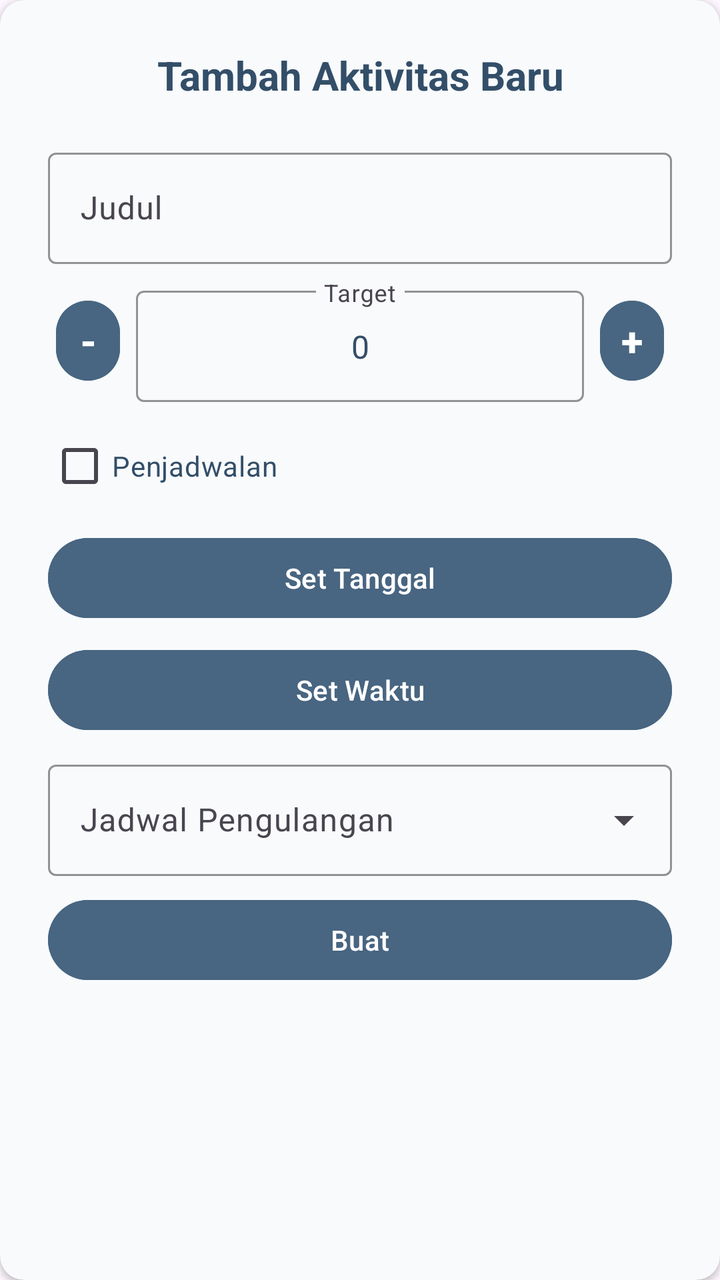
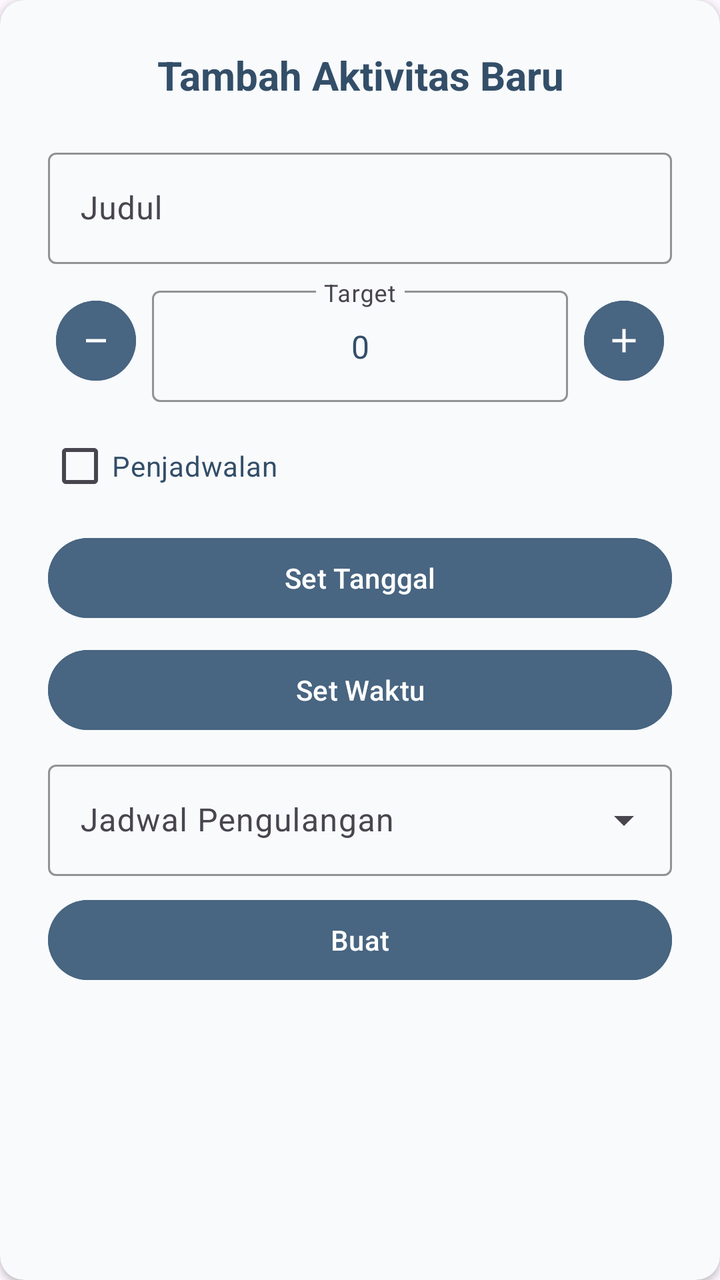

The first picture is an Android layout as it rendered before a commit; the second is the same layout after the commit. The layout source and the unified diff follow.
<!-- AndroidManifest.xml: application theme Theme.Tiasakeun -->
<!-- res/layout/dialog_add_sub_activity.xml -->
<?xml version="1.0" encoding="utf-8"?>
<androidx.cardview.widget.CardView xmlns:android="http://schemas.android.com/apk/res/android"
    xmlns:app="http://schemas.android.com/apk/res-auto"
    android:layout_width="match_parent"
    android:layout_height="wrap_content"
    android:layout_marginHorizontal="16dp"
    android:layout_marginVertical="8dp"
    app:cardCornerRadius="12dp"
    app:cardElevation="2dp"
    xmlns:tools="http://schemas.android.com/tools"
    app:cardBackgroundColor="@color/surface_card">

    <LinearLayout
        android:orientation="vertical"
        android:layout_width="match_parent"
        android:layout_height="wrap_content"
        android:padding="24dp"
        android:layout_gravity="center_horizontal">

        <TextView
            android:layout_width="match_parent"
            android:layout_height="wrap_content"
            android:text="@string/add_new_activity"
            android:textSize="20sp"
            android:textStyle="bold"
            android:textColor="@color/primary_text"
            android:layout_marginBottom="20dp"
            android:gravity="center_horizontal"/>

        <com.google.android.material.textfield.TextInputLayout
            android:layout_width="match_parent"
            android:layout_height="wrap_content"
            android:hint="@string/title"
            style="@style/Widget.Material3.TextInputLayout.OutlinedBox"
            android:layout_marginBottom="8dp"
            app:boxStrokeColor="@color/accent_blue"
            app:hintTextColor="@color/accent_blue">

            <com.google.android.material.textfield.TextInputEditText
                android:id="@+id/etSubActivityTitle"
                android:layout_width="match_parent"
                android:layout_height="wrap_content"
                android:inputType="textPersonName"
                android:textColor="@color/primary_text"/>
        </com.google.android.material.textfield.TextInputLayout>

        <com.google.android.material.textfield.TextInputLayout
            style="@style/Widget.Material3.TextInputLayout.OutlinedBox.ExposedDropdownMenu"
            android:layout_width="match_parent"
            android:layout_height="wrap_content"
            android:hint="@string/type"
            android:layout_marginBottom="8dp"
            app:boxStrokeColor="@color/accent_blue"
            app:hintTextColor="@color/accent_blue"
            android:visibility="gone">

            <com.google.android.material.textfield.MaterialAutoCompleteTextView
                android:id="@+id/spinnerType"
                android:layout_width="match_parent"
                android:layout_height="wrap_content"
                android:inputType="none"
                android:textColor="@color/primary_text"/>

        </com.google.android.material.textfield.TextInputLayout>

        <LinearLayout
            android:layout_width="match_parent"
            android:layout_height="0dp"
            android:layout_weight="1"
            android:orientation="horizontal"
            android:gravity="center_vertical"
            android:layout_marginBottom="8dp">

            <com.google.android.material.button.MaterialButton
                android:id="@+id/btnTotalMinus"
                style="@style/Widget.Material3.Button.IconButton.Filled"
                android:layout_width="40dp"
                android:layout_height="40dp"
                android:text="-"
                android:textSize="20sp"
                android:textStyle="bold"
                android:gravity="center"
                android:padding="0dp"
                android:insetTop="0dp"
                android:insetBottom="0dp"
                app:shapeAppearanceOverlay="@style/ShapeAppearance.Material3.Corner.Full"
                android:backgroundTint="@color/accent_blue"/>

            <com.google.android.material.textfield.TextInputLayout
                style="@style/Widget.Material3.TextInputLayout.OutlinedBox"
                android:layout_width="0dp"
                android:layout_height="wrap_content"
                android:layout_weight="1"
                android:hint="@string/target"
                android:layout_marginHorizontal="4dp"
                app:boxStrokeColor="@color/accent_blue">
                <com.google.android.material.textfield.TextInputEditText
                    android:id="@+id/etTotal"
                    android:layout_width="match_parent"
                    android:layout_height="wrap_content"
                    android:inputType="number"
                    android:text="0"
                    android:gravity="center"
                    android:textColor="@color/primary_text"/>
            </com.google.android.material.textfield.TextInputLayout>

            <com.google.android.material.button.MaterialButton
                android:id="@+id/btnTotalPlus"
                style="@style/Widget.Material3.Button.IconButton.Filled"
                android:layout_width="40dp"
                android:layout_height="40dp"
                android:text="+"
                android:textSize="20sp"
                android:textStyle="bold"
                android:gravity="center"
                android:padding="0dp"
                android:insetTop="0dp"
                android:insetBottom="0dp"
                app:shapeAppearanceOverlay="@style/ShapeAppearance.Material3.Corner.Full"
                android:backgroundTint="@color/accent_blue"/>
        </LinearLayout>

        <com.google.android.material.checkbox.MaterialCheckBox
            android:id="@+id/cbSchedule"
            android:layout_width="wrap_content"
            android:layout_height="wrap_content"
            android:layout_gravity="center_vertical"
            android:textColor="@color/primary_text"
            android:backgroundTint="@color/accent_blue"
            android:text="@string/schedule"
            android:layout_marginBottom="8dp"/>

        <com.google.android.material.button.MaterialButton
            android:id="@+id/btnDateSubActivity"
            android:layout_width="match_parent"
            android:layout_height="wrap_content"
            android:backgroundTint="@color/accent_blue"
            android:text="@string/set_date"
            android:paddingHorizontal="24dp"
            tools:ignore="MissingConstraints"
            android:layout_marginBottom="8dp"/>

        <com.google.android.material.button.MaterialButton
            android:id="@+id/btnTimeSubActivity"
            android:layout_width="match_parent"
            android:layout_height="wrap_content"
            android:backgroundTint="@color/accent_blue"
            android:text="@string/set_time"
            android:paddingHorizontal="24dp"
            tools:ignore="MissingConstraints"
            android:layout_marginBottom="8dp"/>

        <com.google.android.material.textfield.TextInputLayout
            android:id="@+id/spinnerScheduleLayout"
            style="@style/Widget.Material3.TextInputLayout.OutlinedBox.ExposedDropdownMenu"
            android:layout_width="match_parent"
            android:layout_height="wrap_content"
            android:hint="@string/schedule_date"
            android:layout_marginBottom="8dp"
            app:boxStrokeColor="@color/accent_blue"
            app:hintTextColor="@color/accent_blue">
            <com.google.android.material.textfield.MaterialAutoCompleteTextView
                android:id="@+id/spinnerSchedule"
                android:layout_width="match_parent"
                android:layout_height="wrap_content"
                android:inputType="none"
                android:textColor="@color/primary_text"/>
        </com.google.android.material.textfield.TextInputLayout>


        <com.google.android.material.button.MaterialButton
            android:id="@+id/btnCreateSubActivity"
            android:layout_width="match_parent"
            android:layout_height="wrap_content"
            android:text="@string/create"
            android:backgroundTint="@color/accent_blue"
            android:paddingHorizontal="24dp"
            android:layout_marginBottom="8dp"
            tools:ignore="MissingConstraints"/>
    </LinearLayout>
</androidx.cardview.widget.CardView>
<!-- resources referenced by this layout -->
<resources>
  <color name="accent_blue">#486581</color>
  <color name="primary_text">#334E68</color>
  <color name="surface_card">#F8FAFC</color>
  <string name="add_new_activity">Tambah Aktivitas Baru</string>
  <string name="create">Buat</string>
  <string name="schedule">Penjadwalan</string>
  <string name="schedule_date">Jadwal Pengulangan</string>
  <string name="set_date">Set Tanggal</string>
  <string name="set_time">Set Waktu</string>
  <string name="target">Target</string>
  <string name="title">Judul</string>
  <string name="type">Tipe</string>
  <style name="Theme.Tiasakeun" parent="Base.Theme.Tiasakeun" />
  <style name="Base.Theme.Tiasakeun" parent="Theme.Material3.DayNight.NoActionBar">
          
          
          <item name="colorOnSecondaryContainer">@color/white</item>
      </style>
  <color name="white">#FFFFFFFF</color>
</resources>

<!-- the commit's change to res/layout/dialog_add_sub_activity.xml (unified diff, before → after) -->
@@ -73,17 +73,11 @@
 
             <com.google.android.material.button.MaterialButton
                 android:id="@+id/btnTotalMinus"
-                style="@style/Widget.Material3.Button.IconButton.Filled"
-                android:layout_width="40dp"
-                android:layout_height="40dp"
-                android:text="-"
-                android:textSize="20sp"
-                android:textStyle="bold"
-                android:gravity="center"
-                android:padding="0dp"
-                android:insetTop="0dp"
-                android:insetBottom="0dp"
-                app:shapeAppearanceOverlay="@style/ShapeAppearance.Material3.Corner.Full"
+                style="@style/Widget.Material3.Button.IconButton.Filled.Tonal"
+                android:layout_width="wrap_content"
+                android:layout_height="wrap_content"
+                app:icon="@drawable/outline_minus_24"
+                app:iconTint="@color/white"
                 android:backgroundTint="@color/accent_blue"/>
 
             <com.google.android.material.textfield.TextInputLayout
@@ -106,17 +100,11 @@
 
             <com.google.android.material.button.MaterialButton
                 android:id="@+id/btnTotalPlus"
-                style="@style/Widget.Material3.Button.IconButton.Filled"
-                android:layout_width="40dp"
-                android:layout_height="40dp"
-                android:text="+"
-                android:textSize="20sp"
-                android:textStyle="bold"
-                android:gravity="center"
-                android:padding="0dp"
-                android:insetTop="0dp"
-                android:insetBottom="0dp"
-                app:shapeAppearanceOverlay="@style/ShapeAppearance.Material3.Corner.Full"
+                style="@style/Widget.Material3.Button.IconButton.Filled.Tonal"
+                android:layout_width="wrap_content"
+                android:layout_height="wrap_content"
+                app:icon="@drawable/outline_add_24"
+                app:iconTint="@color/white"
                 android:backgroundTint="@color/accent_blue"/>
         </LinearLayout>
 
<!-- resource entries referenced after the edit -->
@@ -19,5 +19,17 @@
           <item name="colorOnSecondaryContainer">@color/white</item>
       </style>
   <color name="white">#FFFFFFFF</color>
+  <!-- drawable outline_add_24 (drawable) -->
+  <vector xmlns:android="http://schemas.android.com/apk/res/android" android:height="24dp" android:tint="#FFFFFF" android:viewportHeight="960" android:viewportWidth="960" android:width="24dp">
+        
+      <path android:fillColor="@android:color/white" android:pathData="M440,520L200,520L200,440L440,440L440,200L520,200L520,440L760,440L760,520L520,520L520,760L440,760L440,520Z"/>
+      
+  </vector>
+  <!-- drawable outline_minus_24 (drawable) -->
+  <vector xmlns:android="http://schemas.android.com/apk/res/android" android:height="24dp" android:tint="#FFFFFF" android:viewportHeight="960" android:viewportWidth="960" android:width="24dp">
+        
+      <path android:fillColor="@android:color/white" android:pathData="M240,520L240,440L720,440L720,520L240,520Z"/>
+      
+  </vector>
 </resources>
 
